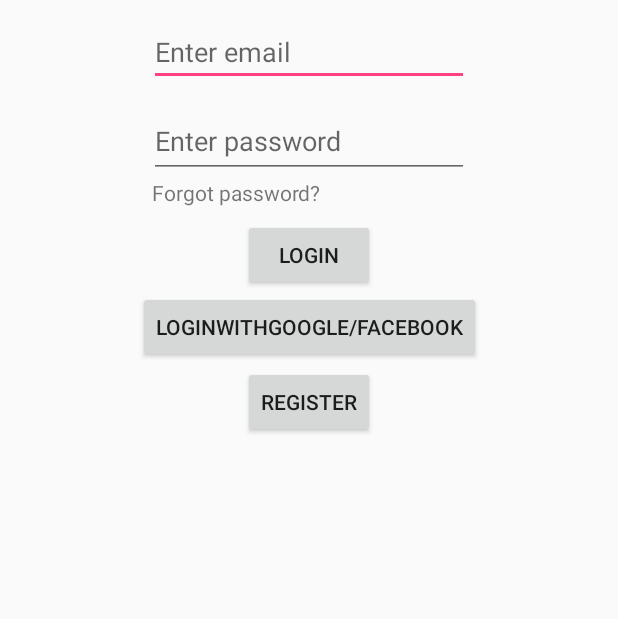
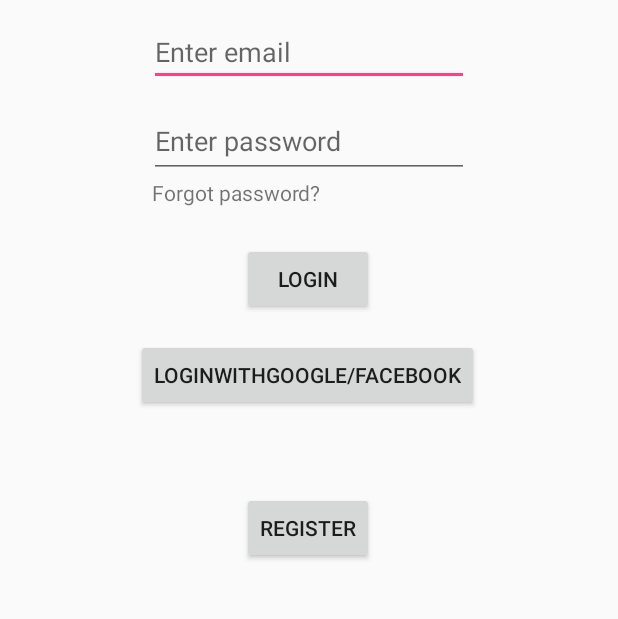
Before and after one commit to UnnamedSoftware/Russesamfunnet.no---Android, an Android app: the screen it shows after launch (Login), on a phone screen of 412 x 824 dp, the part 408-1027 px from its top. Run offline under Robolectric (Android 15) with nearby library versions, the phone set to English and light mode, and no system bars; plain views replace CircularImageView.

Commit message:
Changed login layout to fit better on 5" screens. Changed login to start activity. Added feed to android manifest.

```diff
--- a/app/src/main/AndroidManifest.xml
+++ b/app/src/main/AndroidManifest.xml
@@ -16,6 +16,11 @@
                 <category android:name="android.intent.category.LAUNCHER" />
             </intent-filter>
         </activity>
+
+        <activity
+            android:name=".Feed"
+            android:label="@string/app_name"/>
+
     </application>
 
 </manifest>
--- a/app/src/main/res/layout/activity_login.xml
+++ b/app/src/main/res/layout/activity_login.xml
@@ -69,9 +69,10 @@
         android:layout_height="wrap_content"
         android:layout_marginEnd="8dp"
         android:layout_marginStart="8dp"
-        android:layout_marginTop="8dp"
+        android:layout_marginTop="24dp"
         android:text="Login"
         app:layout_constraintEnd_toEndOf="parent"
+        app:layout_constraintHorizontal_bias="0.498"
         app:layout_constraintStart_toStartOf="parent"
         app:layout_constraintTop_toBottomOf="@+id/forgotPassword" />
 
@@ -81,9 +82,10 @@
         android:layout_height="wrap_content"
         android:layout_marginEnd="8dp"
         android:layout_marginStart="8dp"
+        android:layout_marginTop="16dp"
         android:text="loginWithGoogle/Facebook"
         app:layout_constraintEnd_toEndOf="parent"
-        app:layout_constraintHorizontal_bias="0.503"
+        app:layout_constraintHorizontal_bias="0.496"
         app:layout_constraintStart_toStartOf="parent"
         app:layout_constraintTop_toBottomOf="@+id/loginButton" />
 
@@ -98,9 +100,10 @@
         android:text="Register"
         app:layout_constraintBottom_toBottomOf="parent"
         app:layout_constraintEnd_toEndOf="parent"
+        app:layout_constraintHorizontal_bias="0.498"
         app:layout_constraintStart_toStartOf="parent"
         app:layout_constraintTop_toBottomOf="@+id/loginWithGoogleFacebook"
-        app:layout_constraintVertical_bias="0.0" />
+        app:layout_constraintVertical_bias="0.236" />
 
 
 </android.support.constraint.ConstraintLayout>
```
